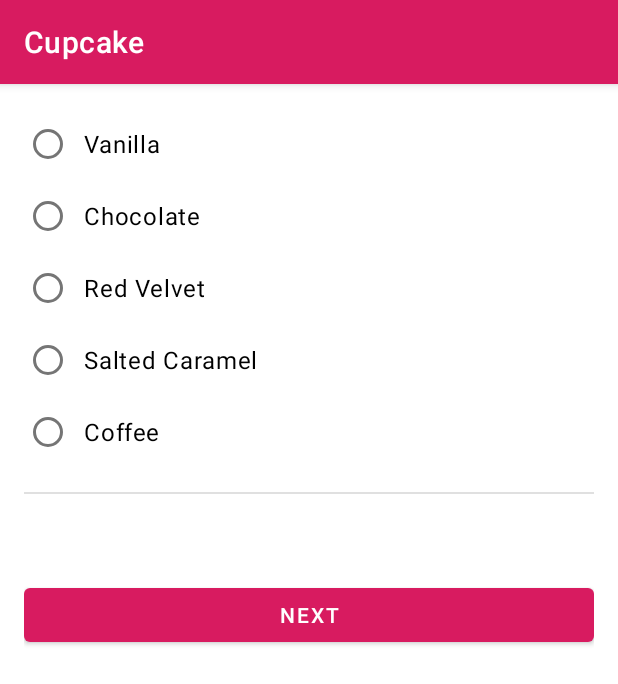
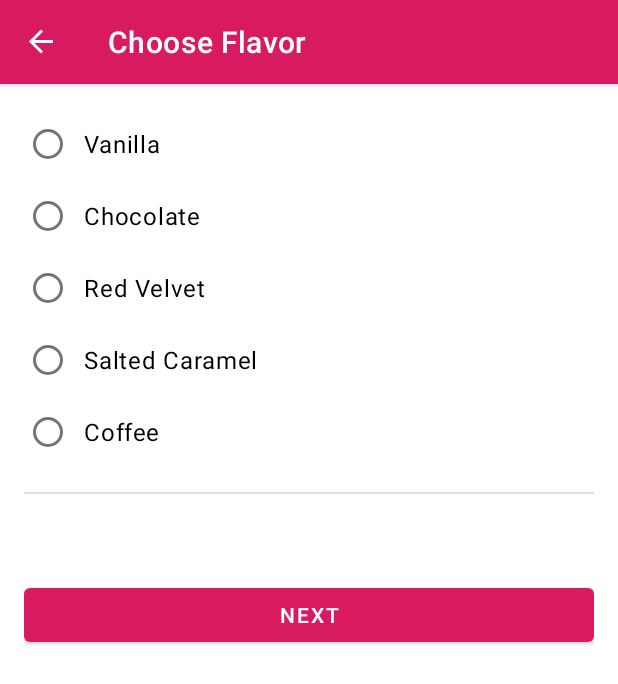
Before and after one commit to mjaleman/Cupcake, an Android app: the screen it shows after launch (MainActivity), after a tap on "ONE CUPCAKE", on a phone screen of 412 x 824 dp. Shown: the top 684 px of the screen. Run offline under Robolectric (Android 15) with nearby library versions, the phone set to English and light mode, and no system bars; our stand-ins replace data binding, navigation-ui.

```diff
--- a/app/src/main/java/com/example/cupcake/MainActivity.kt
+++ b/app/src/main/java/com/example/cupcake/MainActivity.kt
@@ -15,9 +15,23 @@
  */
 package com.example.cupcake
 
+import android.os.Bundle
 import androidx.appcompat.app.AppCompatActivity
+import androidx.navigation.fragment.NavHostFragment
+import androidx.navigation.ui.setupActionBarWithNavController
 
 /**
  * Activity for cupcake order flow.
  */
-class MainActivity : AppCompatActivity(R.layout.activity_main)
+class MainActivity : AppCompatActivity(R.layout.activity_main){
+
+    override fun onCreate(savedInstanceState: Bundle?) {
+        super.onCreate(savedInstanceState)
+
+        val navHostFragment = supportFragmentManager
+            .findFragmentById(R.id.nav_host_fragment) as NavHostFragment
+        val navController = navHostFragment.navController
+
+        setupActionBarWithNavController(navController)
+    }
+}
--- a/app/src/main/res/navigation/nav_graph.xml
+++ b/app/src/main/res/navigation/nav_graph.xml
@@ -21,7 +21,7 @@
     <fragment
         android:id="@+id/startFragment"
         android:name="com.example.cupcake.StartFragment"
-        android:label="fragment_start"
+        android:label="@string/app_name"
         tools:layout="@layout/fragment_start" >
         <action
             android:id="@+id/action_startFragment_to_flavorFragment"
@@ -30,7 +30,7 @@
     <fragment
         android:id="@+id/flavorFragment"
         android:name="com.example.cupcake.FlavorFragment"
-        android:label="fragment_flavor"
+        android:label="@string/choose_flavor"
         tools:layout="@layout/fragment_flavor" >
         <action
             android:id="@+id/action_flavorFragment_to_pickupFragment"
@@ -39,7 +39,7 @@
     <fragment
         android:id="@+id/pickupFragment"
         android:name="com.example.cupcake.PickupFragment"
-        android:label="fragment_pickup"
+        android:label="@string/choose_pickup_date"
         tools:layout="@layout/fragment_pickup" >
         <action
             android:id="@+id/action_pickupFragment_to_summaryFragment"
@@ -48,6 +48,6 @@
     <fragment
         android:id="@+id/summaryFragment"
         android:name="com.example.cupcake.SummaryFragment"
-        android:label="fragment_summary"
+        android:label="@string/order_summary"
         tools:layout="@layout/fragment_summary" />
 </navigation>
```
